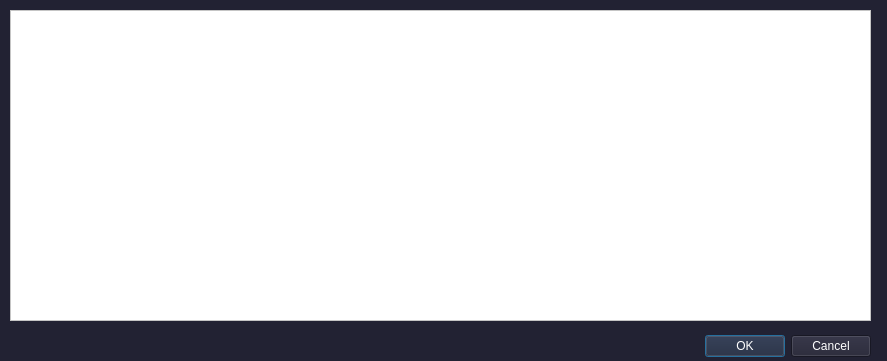
This is Accountant/search.ui in CHANCENY/shop as Qt 5 draws it before an edit. The edited form follows.
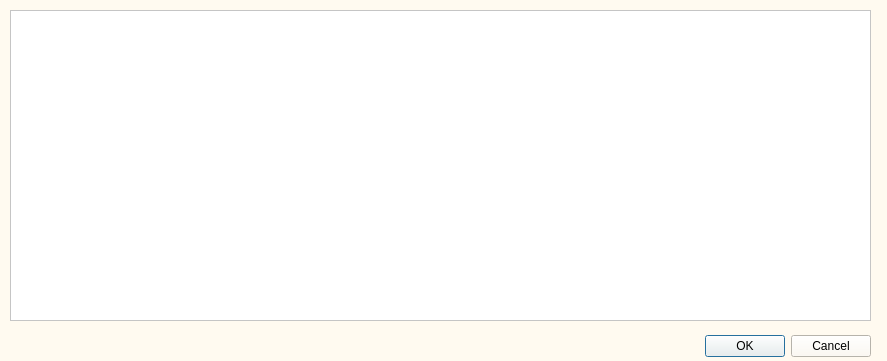
This is the edited form.

Patch:
```diff
--- a/Accountant/search.ui
+++ b/Accountant/search.ui
@@ -14,8 +14,8 @@
    <string>Dialog</string>
   </property>
   <property name="styleSheet">
-   <string notr="true">background-color: rgb(34, 34, 51);
-color: rgb(255, 255, 255);</string>
+   <string notr="true">background-color: floralwhite;
+color: black;</string>
   </property>
   <widget class="QDialogButtonBox" name="buttonBox">
    <property name="geometry">
```
